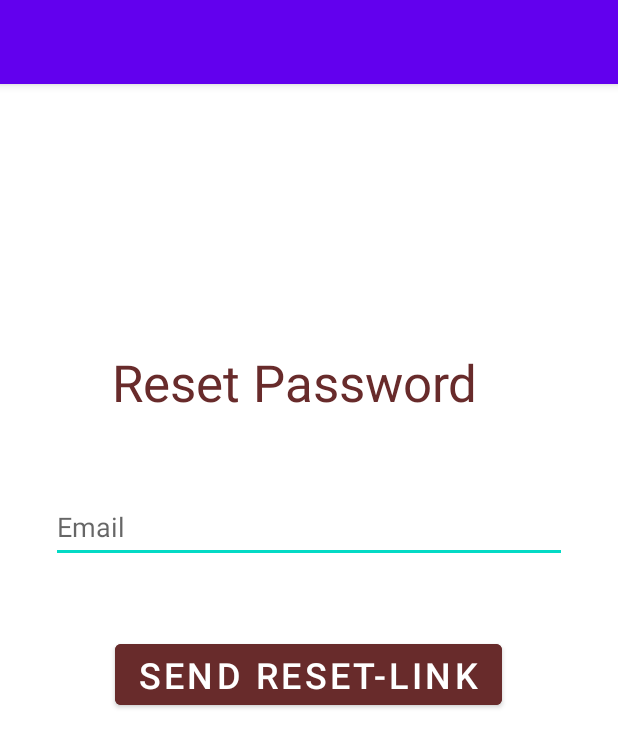
After one commit to mariasher001/Firebase_Authentication_App, an Android app: the ForgotPassword screen opened directly, with no data from a screen before it, on a phone screen of 412 x 824 dp. The commit adds this screen. Shown: the top 747 px of the screen. Run offline under Robolectric (Android 15) with nearby library versions, the phone set to English and light mode, and no system bars; our stand-ins replace Firebase (no records; nobody signed in at launch, a user with empty details on screens opened directly).

Commit message:
adding the feature of forgot password to allow a user to reset a password in-case he/she forgets using Firebase Authentication

```diff
--- a/app/src/main/AndroidManifest.xml
+++ b/app/src/main/AndroidManifest.xml
@@ -9,6 +9,9 @@
         android:roundIcon="@mipmap/ic_launcher_round"
         android:supportsRtl="true"
         android:theme="@style/Theme.AuthenticationApp">
+        <activity
+            android:name=".ForgotPassword"
+            android:exported="false" />
         <activity
             android:name=".AfterLogin"
             android:exported="false" />
--- /dev/null
+++ b/app/src/main/java/hu/unideb/inf/mobilef10/maria/authenticationapp/ForgotPassword.java
@@ -0,0 +1,36 @@
+package hu.unideb.inf.mobilef10.maria.authenticationapp;
+
+import androidx.appcompat.app.AppCompatActivity;
+
+import android.os.Bundle;
+import android.view.View;
+import android.widget.Toast;
+
+import com.google.firebase.auth.FirebaseAuth;
+
+import hu.unideb.inf.mobilef10.maria.authenticationapp.databinding.ActivityForgotPasswordBinding;
+
+public class ForgotPassword extends AppCompatActivity {
+    private FirebaseAuth mAuth;
+    ActivityForgotPasswordBinding binding;
+
+    @Override
+    protected void onCreate(Bundle savedInstanceState) {
+        super.onCreate(savedInstanceState);
+        binding = ActivityForgotPasswordBinding.inflate(getLayoutInflater());
+        setContentView(binding.getRoot());
+
+        mAuth = FirebaseAuth.getInstance();
+    }
+
+    public void ResetLinkButtonClicked(View view) {
+        String f_email = binding.ResetEmail.getText().toString();
+        mAuth.sendPasswordResetEmail(f_email).addOnCompleteListener(task -> {
+            if (task.isSuccessful()) {
+                Toast.makeText(ForgotPassword.this, "Link to the Email is Successfully sent", Toast.LENGTH_SHORT).show();
+            } else {
+                Toast.makeText(ForgotPassword.this, "Email not found!Sorry Please try again!", Toast.LENGTH_SHORT).show();
+            }
+        });
+    }
+}
--- a/app/src/main/java/hu/unideb/inf/mobilef10/maria/authenticationapp/MainActivity.java
+++ b/app/src/main/java/hu/unideb/inf/mobilef10/maria/authenticationapp/MainActivity.java
@@ -1,13 +1,12 @@
 package hu.unideb.inf.mobilef10.maria.authenticationapp;
+
+import android.content.Intent;
+import android.os.Bundle;
+import android.view.View;
+import android.widget.Toast;
 
 import androidx.annotation.NonNull;
 import androidx.appcompat.app.AppCompatActivity;
-
-import android.content.Intent;
-import android.os.Bundle;
-import android.renderscript.ScriptGroup;
-import android.view.View;
-import android.widget.Toast;
 
 import com.google.android.gms.tasks.OnCompleteListener;
 import com.google.android.gms.tasks.Task;
@@ -75,4 +74,8 @@ public class MainActivity extends AppCompatActivity {
         startActivity(intent);
     }
 
+    public void forgotPasswordClicked(View view) {
+        Intent intent = new Intent(this, ForgotPassword.class);
+        startActivity(intent);
+    }
 }
--- /dev/null
+++ b/app/src/main/res/layout/activity_forgot_password.xml
@@ -0,0 +1,51 @@
+<?xml version="1.0" encoding="utf-8"?>
+<androidx.constraintlayout.widget.ConstraintLayout xmlns:android="http://schemas.android.com/apk/res/android"
+    xmlns:app="http://schemas.android.com/apk/res-auto"
+    xmlns:tools="http://schemas.android.com/tools"
+    android:layout_width="match_parent"
+    android:layout_height="match_parent"
+
+    tools:context=".ForgotPassword">
+
+    <Button
+        android:id="@+id/ResetLinkButton"
+        android:layout_width="wrap_content"
+        android:layout_height="wrap_content"
+        android:layout_marginTop="48dp"
+        android:backgroundTint="#682B2B"
+        android:onClick="ResetLinkButtonClicked"
+        android:text="Send Reset-Link"
+        android:textSize="24sp"
+        app:layout_constraintEnd_toEndOf="parent"
+        app:layout_constraintHorizontal_bias="0.498"
+        app:layout_constraintStart_toStartOf="parent"
+        app:layout_constraintTop_toBottomOf="@+id/ResetEmail" />
+
+    <EditText
+        android:id="@+id/ResetEmail"
+        android:layout_width="0dp"
+        android:layout_height="wrap_content"
+        android:layout_marginStart="34dp"
+        android:layout_marginTop="50dp"
+        android:layout_marginEnd="34dp"
+        android:ems="10"
+        android:hint="Email"
+        android:inputType="textEmailAddress"
+        android:minHeight="48dp"
+        app:layout_constraintEnd_toEndOf="parent"
+        app:layout_constraintStart_toStartOf="parent"
+        app:layout_constraintTop_toBottomOf="@+id/ResetPasswordHeading" />
+
+    <TextView
+        android:id="@+id/ResetPasswordHeading"
+        android:layout_width="wrap_content"
+        android:layout_height="wrap_content"
+        android:layout_marginTop="176dp"
+        android:text="Reset Password"
+        android:textColor="#682B2B"
+        android:textSize="34sp"
+        app:layout_constraintEnd_toEndOf="parent"
+        app:layout_constraintHorizontal_bias="0.446"
+        app:layout_constraintStart_toStartOf="parent"
+        app:layout_constraintTop_toTopOf="parent" />
+</androidx.constraintlayout.widget.ConstraintLayout>
--- a/app/src/main/res/layout/activity_main.xml
+++ b/app/src/main/res/layout/activity_main.xml
@@ -83,6 +83,8 @@
         android:layout_width="wrap_content"
         android:layout_height="wrap_content"
         android:layout_marginTop="24dp"
+        android:minHeight="48dp"
+        android:onClick="forgotPasswordClicked"
         android:text="Forgot Password?"
         android:textColor="#113DD8"
         android:textSize="20sp"
--- a/app/src/main/res/layout/activity_register_user.xml
+++ b/app/src/main/res/layout/activity_register_user.xml
@@ -87,6 +87,7 @@
         android:onClick="registerButtonClicked"
         android:text="Register"
         android:textSize="24sp"
+        app:circularflow_radiusInDP="50"
         app:layout_constraintEnd_toEndOf="parent"
         app:layout_constraintHorizontal_bias="0.0"
         app:layout_constraintStart_toStartOf="parent"
```
Also changed, not shown: app/src/main/res/drawable-v24/background.png (added), app/src/main/res/drawable/image1.png (added).
